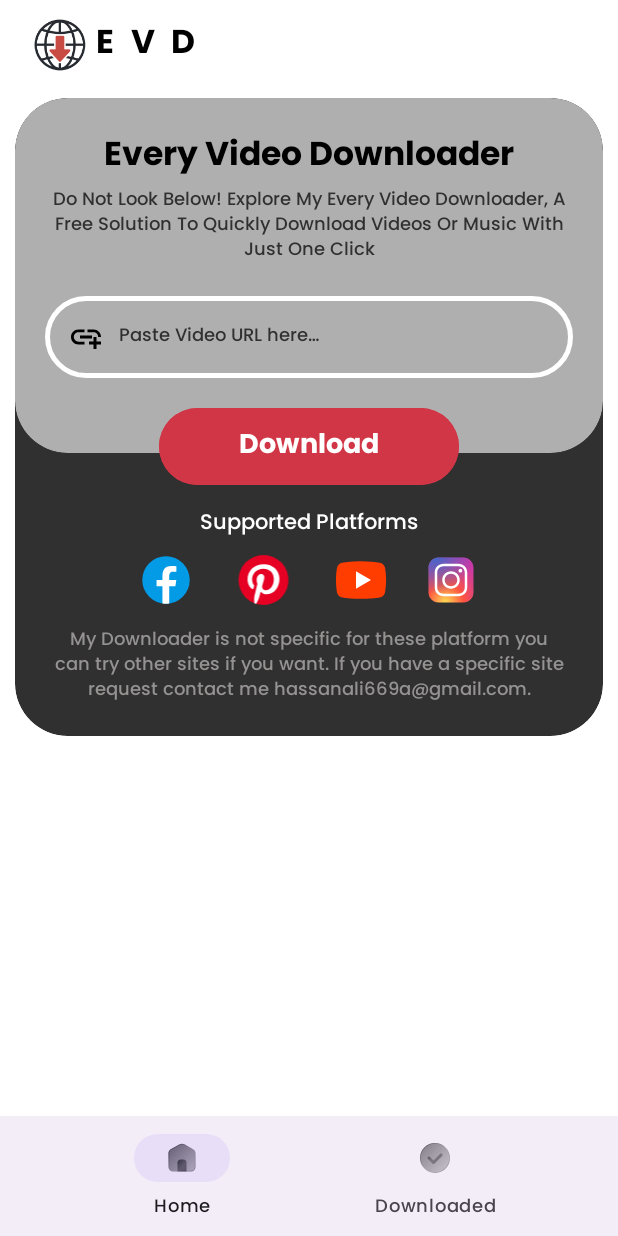
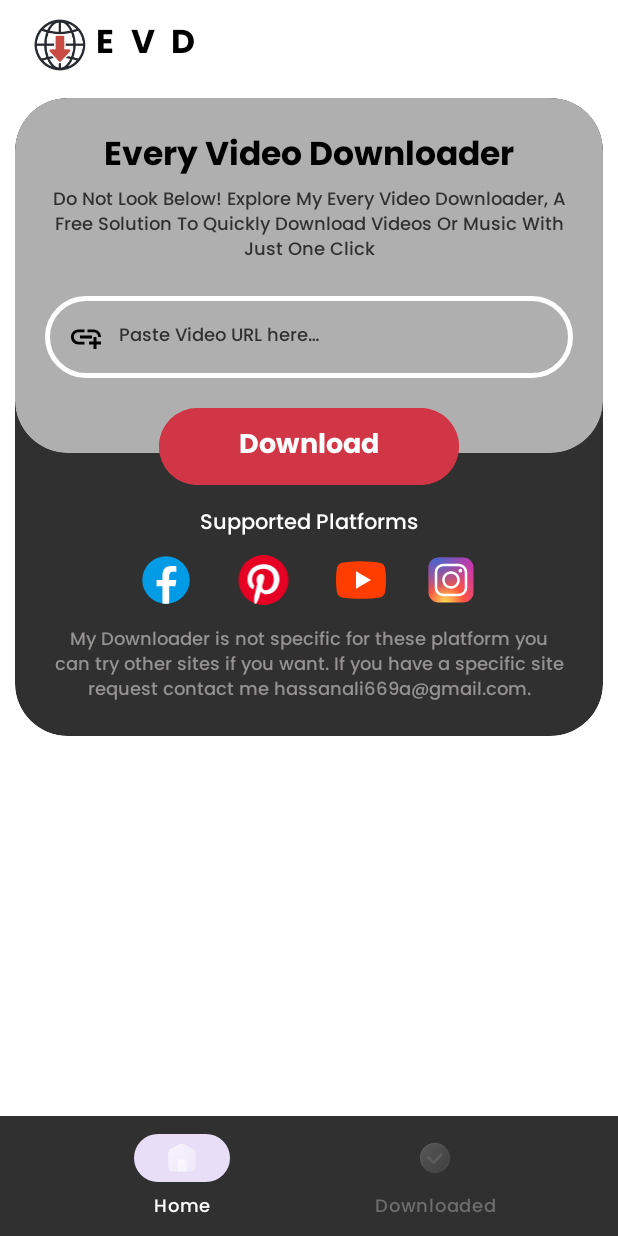
Before and after one commit to HassanAli699/EveryVideoDownloader, an Android app: the screen it shows after launch (MainActivity), on a phone screen of 412 x 824 dp. Run offline under Robolectric (Android 15) with nearby library versions, the phone set to English and light mode, and no system bars; libraries missing offline, so code that uses them is left out: com.chaquo.python; 1 statement that could not run was skipped.

Commit message:
update bottom nav style

```diff
--- /dev/null
+++ b/app/src/main/res/drawable/bottom_nav_item_color.xml
@@ -0,0 +1,7 @@
+<?xml version="1.0" encoding="utf-8"?>
+<selector xmlns:android="http://schemas.android.com/apk/res/android">
+    <!-- Active (selected) state -->
+    <item android:color="@color/white"  android:state_checked="true" />
+    <!-- Inactive (unselected) state -->
+    <item android:color="#6E6C6C" android:state_checked="false" />
+</selector>
--- a/app/src/main/res/layout/activity_main.xml
+++ b/app/src/main/res/layout/activity_main.xml
@@ -16,6 +16,11 @@
         android:layout_width="match_parent"
         android:layout_height="wrap_content"
         android:layout_gravity="bottom"
+        app:itemRippleColor="@color/primaryRed"
+        android:background="@color/backgroundColor"
+        app:itemTextAppearanceActiveBoldEnabled="true"
+        app:itemIconTint="@drawable/bottom_nav_item_color"
+        app:itemTextColor="@drawable/bottom_nav_item_color"
         app:menu="@menu/bottom_nav_menu" />
 
 </androidx.coordinatorlayout.widget.CoordinatorLayout>
```
Also changed, not shown: app/src/main/res/values/colors.xml (line endings or trailing spaces).
